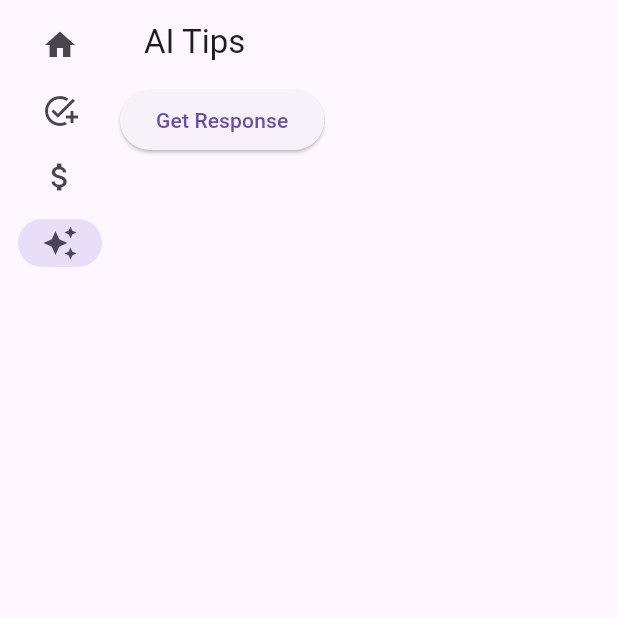
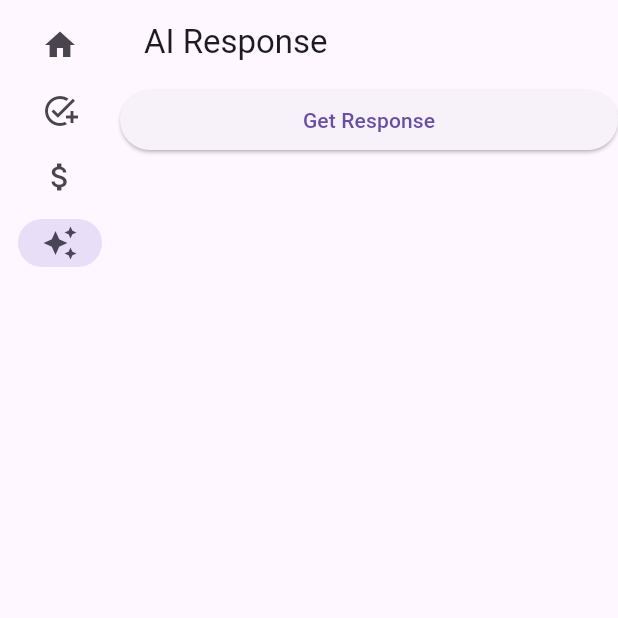
Before and after one commit to m-capone1/Entre-Planner, a Flutter app: the screen it shows after launch, after a tap on "To Do", after a tap on "Finanical", after a tap on "AI Assist", on a phone screen of 412 x 824 dp, the top half of it. Run offline on Flutter 3.47's test engine with Material 3 defaults, Android fonts, the phone set to English and light mode, and no system bars; our stand-ins replace flutter_dotenv, google_fonts; network calls fail.

Commit message:
add ai response page where user can get ai tips/tricks

```diff
--- a/lib/main.dart
+++ b/lib/main.dart
@@ -1,10 +1,12 @@
 import 'dart:convert';
 import 'package:flutter/material.dart';
+import 'package:flutter_dotenv/flutter_dotenv.dart';
 import 'package:provider/provider.dart';
 import 'package:google_fonts/google_fonts.dart';
 import 'package:http/http.dart' as http;
 
-void main() {
+void main() async {
+  await dotenv.load(fileName: ".env");
   runApp(const MyApp());
 }
 
@@ -371,25 +373,42 @@ class _FinancialPageState extends State<FinancialPage> {
   }
 }
 
-class AIPage extends StatelessWidget {
+class AIPage extends StatefulWidget {
   const AIPage({super.key});
+
+  @override
+  State<AIPage> createState() => _AIPageState();
+}
+
+class _AIPageState extends State<AIPage> {
+  String? response;
+
+  Future<void> _getResponse() async {
+    String newResponse = await getOpenAIResponse(
+      'Recommend 3 tips for a new entrepreneur.',
+    );
+    setState(() {
+      response = newResponse;
+    });
+  }
 
   @override
   Widget build(BuildContext context) {
     return Scaffold(
       appBar: AppBar(
-        title: const Text('AI Tips'),
+        title: const Text('AI Response'),
       ),
-      body: Column(
+      body: ListView(
         children: [
           ElevatedButton(
-            onPressed: () async {
-              String response = await getOpenAIResponse(
-                  'Recommend 3 tips for a new entrepreneur.');
-              print(response);
-            },
+            onPressed: _getResponse,
             child: const Text('Get Response'),
           ),
+          if (response != null)
+            Padding(
+              padding: const EdgeInsets.all(16.0),
+              child: Text(response!),
+            ),
         ],
       ),
     );
@@ -398,8 +417,7 @@ class AIPage extends StatelessWidget {
 
 Future<String> getOpenAIResponse(String prompt) async {
   final url = Uri.parse('https://api.openai.com/v1/chat/completions');
-  const apiKey =
-      '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';
+  final apiKey = dotenv.env['OPENAI_API_KEY'];
 
   final data = {
     'model': 'gpt-4o',
@@ -409,7 +427,7 @@ Future<String> getOpenAIResponse(String prompt) async {
         'content': prompt,
       }
     ],
-    'max_tokens': 250,
+    'max_tokens': 350,
   };
 
   try {
--- a/pubspec.yaml
+++ b/pubspec.yaml
@@ -27,3 +27,5 @@ dev_dependencies:
 
 flutter:
   uses-material-design: true
+  assets:
+    - .env
```
Also changed, not shown: 1 other file.
